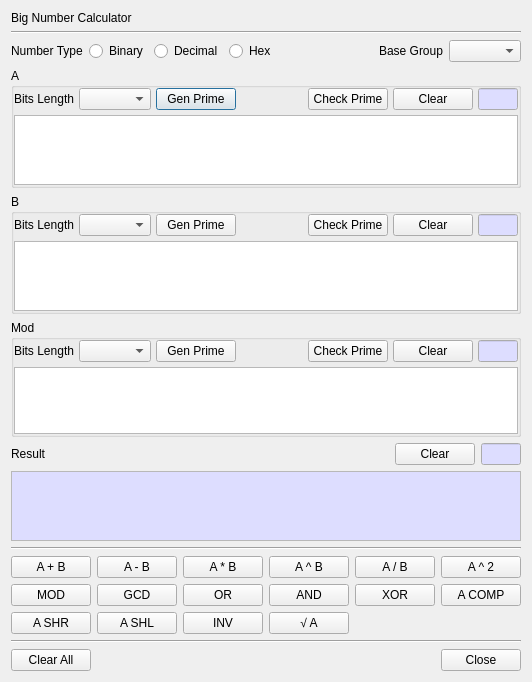
First picture: the form in BerEditor/bn_calc_dlg.ui, repository jykim74/BerEditor, before the edit.
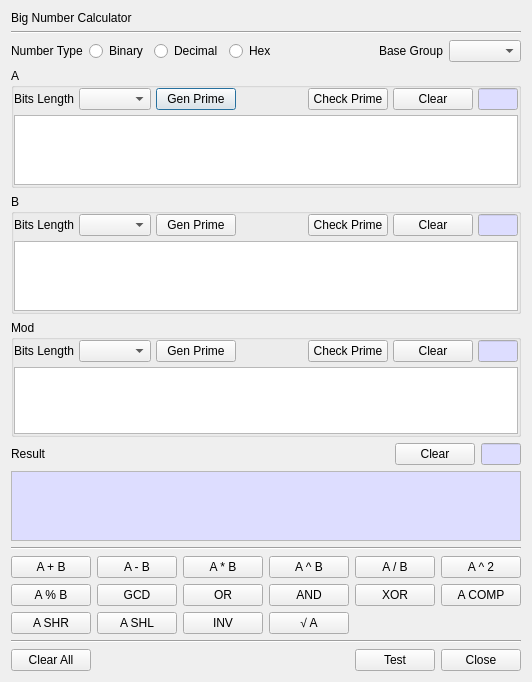
Second picture: the form after the edit.

Commit message: BN 계산기 오류 수정

Patch:
```diff
--- a/BerEditor/bn_calc_dlg.ui
+++ b/BerEditor/bn_calc_dlg.ui
@@ -597,7 +597,7 @@
      <item row="1" column="0">
       <widget class="QPushButton" name="mMODBtn">
        <property name="text">
-        <string>MOD</string>
+        <string>A % B</string>
        </property>
       </widget>
      </item>
@@ -717,7 +717,7 @@
        </property>
       </widget>
      </item>
-     <item row="0" column="2">
+     <item row="0" column="3">
       <widget class="QPushButton" name="mCloseBtn">
        <property name="text">
         <string>Close</string>
@@ -737,6 +737,13 @@
        </property>
       </spacer>
      </item>
+     <item row="0" column="2">
+      <widget class="QPushButton" name="mTestBtn">
+       <property name="text">
+        <string>Test</string>
+       </property>
+      </widget>
+     </item>
     </layout>
    </item>
   </layout>
```
The commit also changes 2 other files.
